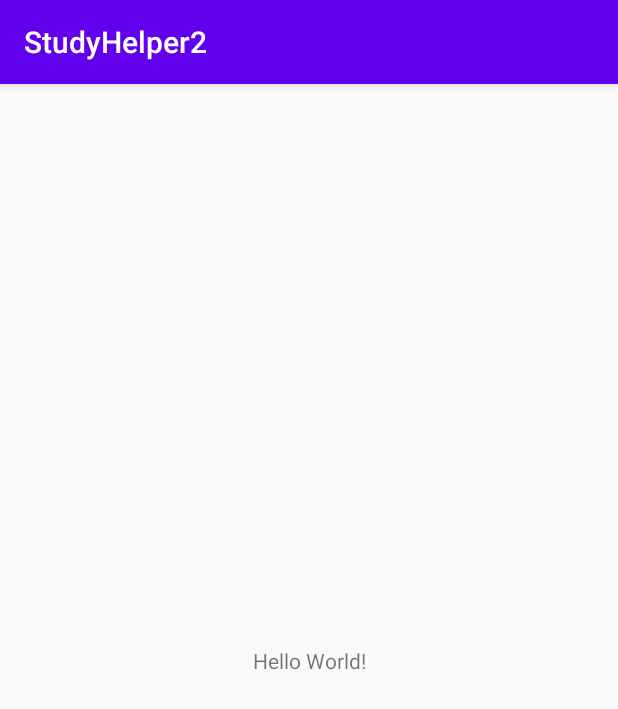
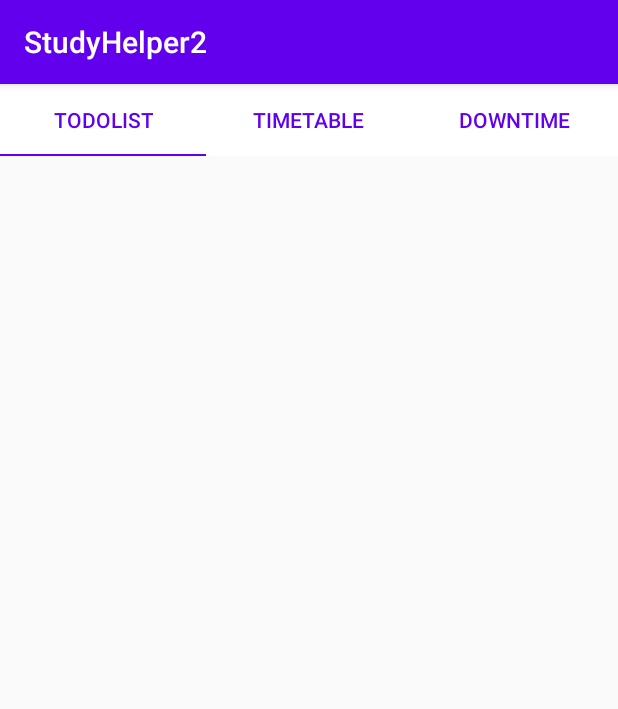
Before and after one commit to kangdongju-peng/StudyHelper2, an Android app: the screen it shows after launch (MainActivity), on a phone screen of 412 x 824 dp. Shown: the top 709 px of the screen. Run offline under Robolectric (Android 15) with nearby library versions, the phone set to English and light mode, and no system bars.

Commit message:
배고픈 푸쉬

```diff
--- a/app/build.gradle
+++ b/app/build.gradle
@@ -31,7 +31,11 @@ dependencies {
     implementation 'androidx.appcompat:appcompat:1.1.0'
     implementation 'androidx.core:core-ktx:1.2.0'
     implementation 'androidx.constraintlayout:constraintlayout:1.1.3'
+    implementation 'androidx.appcompat:appcompat:1.0.0-alpha1'
+    implementation 'com.google.android.material:material:1.0.0-alpha1'
+    implementation 'androidx.constraintlayout:constraintlayout:1.1.0'
     testImplementation 'junit:junit:4.12'
     androidTestImplementation 'androidx.test.ext:junit:1.1.1'
     androidTestImplementation 'androidx.test.espresso:espresso-core:3.2.0'
+
 }
--- a/app/src/main/java/com/example/studyhelper2/MainActivity.kt
+++ b/app/src/main/java/com/example/studyhelper2/MainActivity.kt
@@ -2,11 +2,21 @@ package com.example.studyhelper2
 
 import androidx.appcompat.app.AppCompatActivity
 import android.os.Bundle
+import kotlinx.android.synthetic.main.activity_main.*
 
 class MainActivity : AppCompatActivity() {
 
     override fun onCreate(savedInstanceState: Bundle?) {
         super.onCreate(savedInstanceState)
         setContentView(R.layout.activity_main)
+        val Adapter = viewPageAdapter(supportFragmentManager)
+        view_pager.adapter = Adapter
+        view_pager.currentItem=0
+        // 탭 레아아웃에 뷰페이저 연결
+        tabs.setupWithViewPager(view_pager)
+        // 탭뷰 각각 이름 만들기
+        val feel=arrayOf("TodoList","Timetable","Downtime")
+        for(i in 0..2)
+            tabs.getTabAt(i)?.setText(feel[i])
     }
 }
--- /dev/null
+++ b/app/src/main/java/com/example/studyhelper2/Page1Fragment.kt
@@ -0,0 +1,35 @@
+package com.example.studyhelper2
+
+import android.os.Bundle
+import android.view.LayoutInflater
+import android.view.View
+import android.view.ViewGroup
+import androidx.fragment.app.Fragment
+import kotlinx.android.synthetic.main.fragment_1.*
+
+
+class Page1Fragment : Fragment() {
+    override fun onCreateView(
+        inflater: LayoutInflater, container: ViewGroup?,
+        savedInstanceState: Bundle?
+    ): View? {
+        val root = inflater.inflate(R.layout.fragment_1, container, false)
+        return root
+    }
+    // 뷰 생성이 완료되면 호출되는 메소드
+    override fun onViewCreated(view: View, savedInstanceState: Bundle?) {
+        super.onViewCreated(view, savedInstanceState)
+
+    }
+    companion object {
+        private const val num = "num"
+        @JvmStatic
+        fun newInstance(Number: Int): Page1Fragment {
+            return Page1Fragment().apply {
+                arguments = Bundle().apply {
+                    putInt(num, Number)
+                }
+            }
+        }
+    }
+}
--- /dev/null
+++ b/app/src/main/java/com/example/studyhelper2/Page2Fragment.kt
@@ -0,0 +1,35 @@
+package com.example.studyhelper2
+
+import android.os.Bundle
+import android.view.LayoutInflater
+import android.view.View
+import android.view.ViewGroup
+import androidx.fragment.app.Fragment
+import kotlinx.android.synthetic.main.fragment_2.*
+
+
+class Page2Fragment : Fragment(){
+    override fun onCreateView(
+        inflater: LayoutInflater, container: ViewGroup?,
+        savedInstanceState: Bundle?
+    ): View? {
+        val root = inflater.inflate(R.layout.fragment_2, container, false)
+        return root
+    }
+    // 뷰 생성이 완료되면 호출되는 메소드
+    override fun onViewCreated(view: View, savedInstanceState: Bundle?) {
+        super.onViewCreated(view, savedInstanceState)
+
+    }
+    companion object {
+        private const val num = "num"
+        @JvmStatic
+        fun newInstance(Number: Int): Page1Fragment {
+            return Page1Fragment().apply {
+                arguments = Bundle().apply {
+                    putInt(num, Number)
+                }
+            }
+        }
+    }
+}
--- /dev/null
+++ b/app/src/main/java/com/example/studyhelper2/Page3Fragment.kt
@@ -0,0 +1,34 @@
+package com.example.studyhelper2
+
+import android.os.Bundle
+import android.view.LayoutInflater
+import android.view.View
+import android.view.ViewGroup
+import androidx.fragment.app.Fragment
+import kotlinx.android.synthetic.main.fragment_3.*
+
+class Page3Fragment : Fragment(){
+    override fun onCreateView(
+        inflater: LayoutInflater, container: ViewGroup?,
+        savedInstanceState: Bundle?
+    ): View? {
+        val root = inflater.inflate(R.layout.fragment_3, container, false)
+        return root
+    }
+    // 뷰 생성이 완료되면 호출되는 메소드
+    override fun onViewCreated(view: View, savedInstanceState: Bundle?) {
+        super.onViewCreated(view, savedInstanceState)
+
+    }
+    companion object {
+        private const val num = "num"
+        @JvmStatic
+        fun newInstance(Number: Int): Page1Fragment {
+            return Page1Fragment().apply {
+                arguments = Bundle().apply {
+                    putInt(num, Number)
+                }
+            }
+        }
+    }
+}
--- /dev/null
+++ b/app/src/main/java/com/example/studyhelper2/viewPageAdapter.kt
@@ -0,0 +1,24 @@
+package com.example.studyhelper2
+
+import androidx.fragment.app.Fragment
+import androidx.fragment.app.FragmentManager
+import androidx.fragment.app.FragmentStatePagerAdapter
+
+class viewPageAdapter(fm: FragmentManager) : FragmentStatePagerAdapter(fm){
+    private val items = ArrayList<Fragment>()
+    init{
+        items.add(Page1Fragment.newInstance(1))
+        items.add(Page2Fragment.newInstance(2))
+        items.add(Page3Fragment.newInstance(3))
+
+    }
+    override fun getItem(position:Int) : Fragment {
+        return items[position]
+    }
+
+    override fun getCount(): Int {
+        return items.size
+
+    }
+
+}
--- a/app/src/main/res/layout/activity_main.xml
+++ b/app/src/main/res/layout/activity_main.xml
@@ -6,13 +6,24 @@
     android:layout_height="match_parent"
     tools:context=".MainActivity">
 
-    <TextView
-        android:layout_width="wrap_content"
-        android:layout_height="wrap_content"
-        android:text="Hello World!"
-        app:layout_constraintBottom_toBottomOf="parent"
-        app:layout_constraintLeft_toLeftOf="parent"
-        app:layout_constraintRight_toRightOf="parent"
-        app:layout_constraintTop_toTopOf="parent" />
+
+        <com.google.android.material.tabs.TabLayout
+            android:id="@+id/tabs"
+            android:layout_width="match_parent"
+            android:layout_height="wrap_content"
+            android:background="@android:color/white"
+            app:tabIndicatorColor="@color/colorPrimary"
+            app:tabIndicator="@color/colorPrimary"
+            app:tabTextColor="@color/colorPrimary"
+            app:tabIndicatorGravity="bottom" app:tabIndicatorHeight="1dp"/>
+        <androidx.viewpager.widget.ViewPager
+            android:layout_width="match_parent"
+            android:layout_height="match_parent"
+            android:id="@+id/view_pager"
+            app:layout_behavior="@string/appbar_scrolling_view_behavior"/>
+
+
+
+
 
 </androidx.constraintlayout.widget.ConstraintLayout>
--- /dev/null
+++ b/app/src/main/res/layout/fragment_1.xml
@@ -0,0 +1,6 @@
+<?xml version="1.0" encoding="utf-8"?>
+<androidx.constraintlayout.widget.ConstraintLayout
+    xmlns:android="http://schemas.android.com/apk/res/android" android:layout_width="match_parent"
+    android:layout_height="match_parent">
+
+</androidx.constraintlayout.widget.ConstraintLayout>
--- /dev/null
+++ b/app/src/main/res/layout/fragment_2.xml
@@ -0,0 +1,6 @@
+<?xml version="1.0" encoding="utf-8"?>
+<androidx.constraintlayout.widget.ConstraintLayout
+    xmlns:android="http://schemas.android.com/apk/res/android" android:layout_width="match_parent"
+    android:layout_height="match_parent">
+
+</androidx.constraintlayout.widget.ConstraintLayout>
--- /dev/null
+++ b/app/src/main/res/layout/fragment_3.xml
@@ -0,0 +1,6 @@
+<?xml version="1.0" encoding="utf-8"?>
+<androidx.constraintlayout.widget.ConstraintLayout
+    xmlns:android="http://schemas.android.com/apk/res/android" android:layout_width="match_parent"
+    android:layout_height="match_parent">
+
+</androidx.constraintlayout.widget.ConstraintLayout>
```
